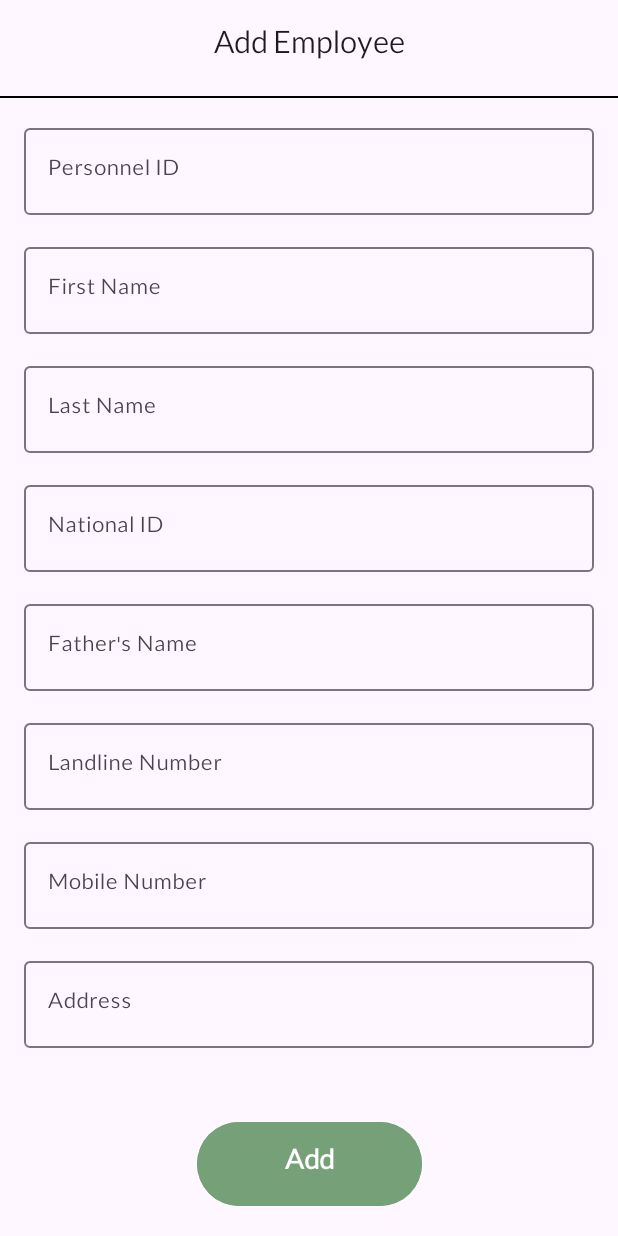
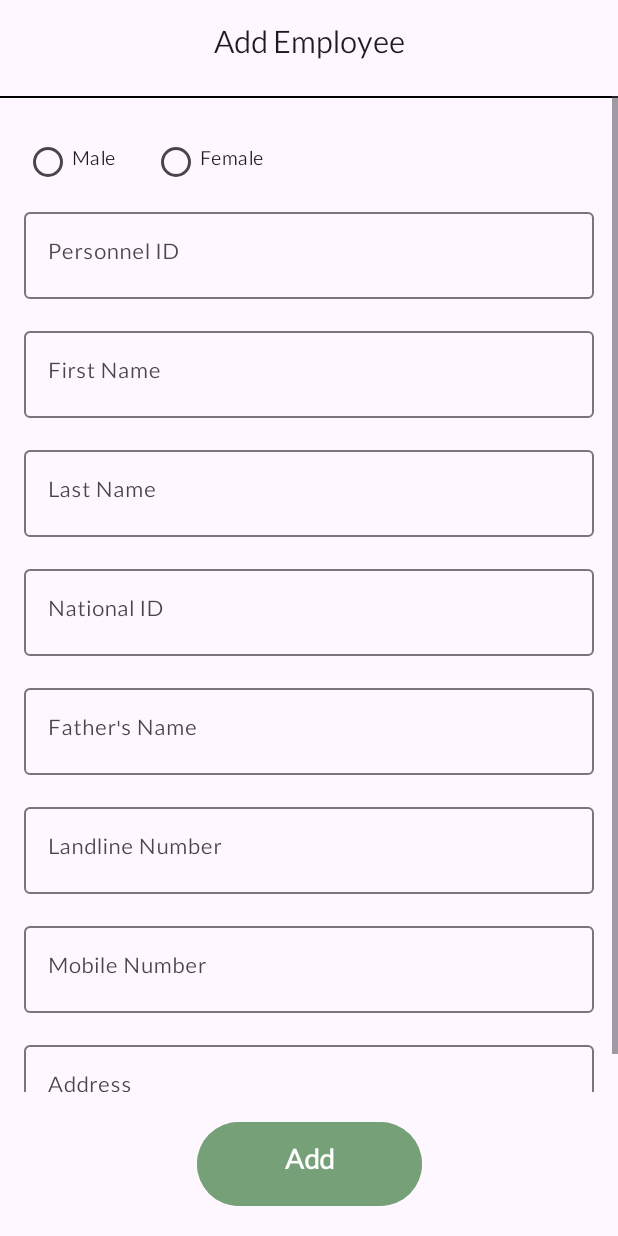
Before and after one commit to Samadihadis/EmployeeDatabaseApplication, an Android app: the screen it shows after launch (MainActivity), after a tap on an icon or button, on a phone screen of 412 x 824 dp. Run offline under Robolectric (Android 15) with nearby library versions, the phone set to English and light mode, and no system bars; our stand-ins replace Room's generated code.

Commit message:
Add gender support to input/detail page

```diff
--- a/app/src/main/java/com/samadihadis/employeedatabaseapplication/presentation/detail/EmployeeDetailFragment.kt
+++ b/app/src/main/java/com/samadihadis/employeedatabaseapplication/presentation/detail/EmployeeDetailFragment.kt
@@ -10,6 +10,7 @@ import androidx.lifecycle.lifecycleScope
 import androidx.navigation.fragment.findNavController
 import androidx.navigation.fragment.navArgs
 import com.samadihadis.employeedatabaseapplication.data.EmployeeRoomDatabase
+import com.samadihadis.employeedatabaseapplication.data.PersonGender
 import com.samadihadis.employeedatabaseapplication.databinding.FragmentEmployeeDetailBinding
 import kotlinx.coroutines.launch
 
@@ -35,6 +36,8 @@ class EmployeeDetailFragment : Fragment() {
 
     private fun setupViews() = with(binding) {
         toolbar.title = args.employeeEntity.personnelID.toString()
+        genderValueTextView.text =
+            if (args.employeeEntity.gender == PersonGender.MALE.name) "male" else "female"
         firstNameValueTextView.text = args.employeeEntity.firstName
         lastNameValueTextView.text = args.employeeEntity.lastName
         fatherNameValueTextView.text = args.employeeEntity.fatherName
--- a/app/src/main/res/layout/fragment_employee_input.xml
+++ b/app/src/main/res/layout/fragment_employee_input.xml
@@ -38,18 +38,41 @@
             android:orientation="vertical"
             android:paddingHorizontal="16dp">
 
+            <RadioGroup
+                android:id="@+id/radioGroup"
+                android:layout_width="match_parent"
+                android:layout_height="56dp"
+                android:gravity="center_vertical"
+                android:layout_marginTop="16dp"
+                android:orientation="horizontal">
+
+                <RadioButton
+                    android:id="@+id/maleRadio"
+                    android:layout_width="wrap_content"
+                    android:layout_height="wrap_content"
+                    android:text="Male"/>
+
+                <RadioButton
+                    android:id="@+id/femaleRadio"
+                    android:layout_width="wrap_content"
+                    android:layout_height="wrap_content"
+                    android:layout_marginStart="24dp"
+                    android:text="Female"/>
+
+            </RadioGroup>
+
             <com.google.android.material.textfield.TextInputLayout
                 android:id="@+id/personnelIdInputLayout"
                 android:layout_width="match_parent"
                 android:layout_height="wrap_content"
-                android:layout_marginTop="16dp"
                 android:hint="Personnel ID">
 
                 <com.google.android.material.textfield.TextInputEditText
                     android:id="@+id/personnelIdEditText"
                     android:layout_width="match_parent"
                     android:layout_height="wrap_content"
-                    android:inputType="number" />
+                    android:inputType="number"
+                    android:maxLength="8"/>
             </com.google.android.material.textfield.TextInputLayout>
 
             <com.google.android.material.textfield.TextInputLayout
```
Also changed, not shown: app/src/main/java/com/samadihadis/employeedatabaseapplication/presentation/input/EmployeeInputFragment.kt (+16 -1 lines), app/src/main/res/layout/fragment_employee_detail.xml (+24 -1 lines).
